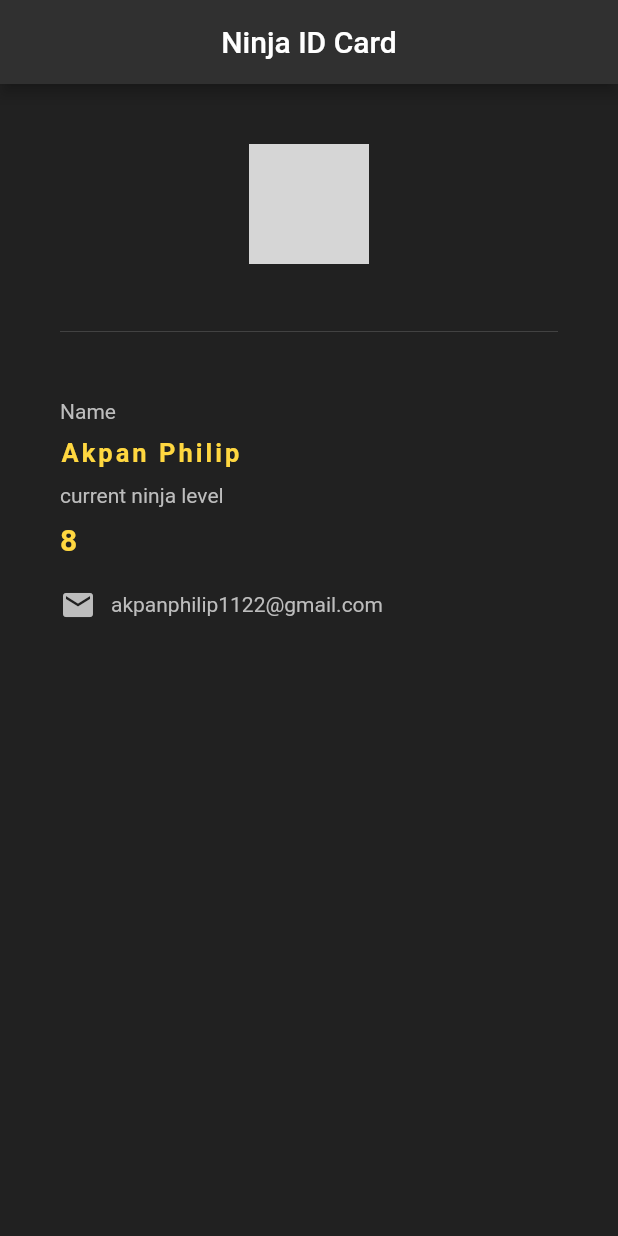
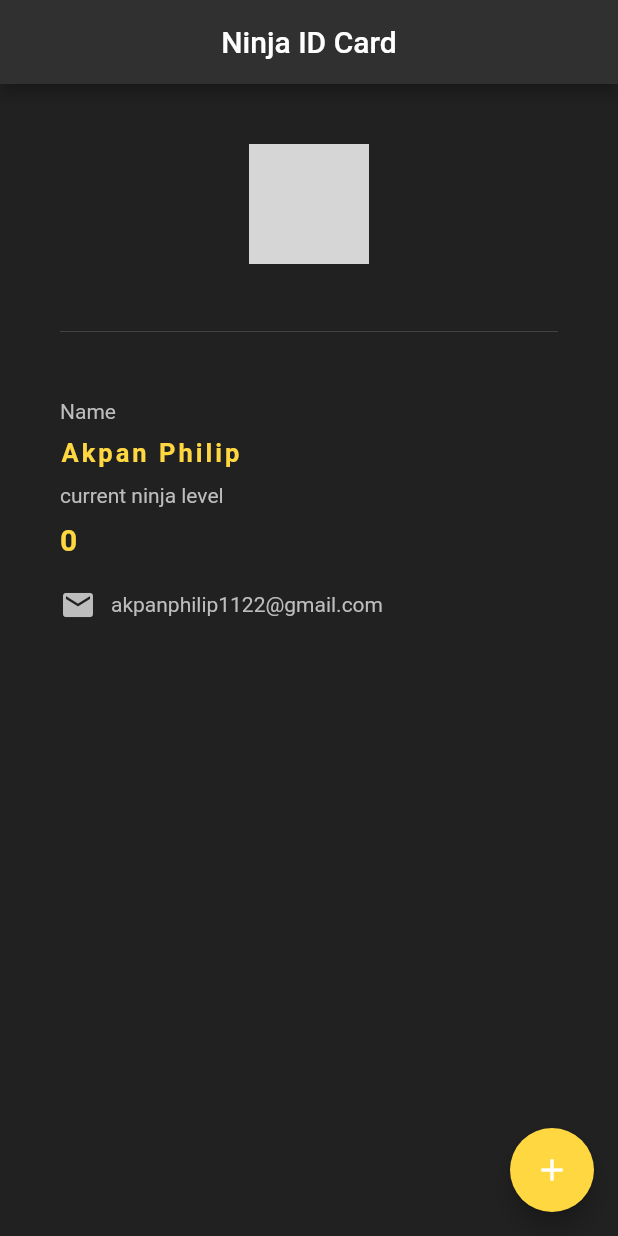
Before and after one commit to akpanphilip/ninja_app, a Flutter app: the screen it shows after launch, on a phone screen of 412 x 824 dp. Run offline on Flutter 3.47's test engine with Material 2 defaults, Android fonts, the phone set to English and light mode, and no system bars; grey boxes are pictures that could not be loaded.

Commit message:
added floatActionButton to increment ID

```diff
--- a/lib/main.dart
+++ b/lib/main.dart
@@ -6,8 +6,15 @@ void main() => runApp(MaterialApp(
       home: Home(),
     ));
 
-class Home extends StatelessWidget {
-  @override //used to say the build fuction would override instead of what was inherited from the stateless widgets
+class Home extends StatefulWidget {
+  @override
+  State<Home> createState() => _Test();
+}
+
+class _Test extends State<Home> {
+  int ninjaLevel = 0;
+
+  @override
   Widget build(BuildContext context) {
     return Scaffold(
       backgroundColor: Colors.grey[900],
@@ -15,6 +22,15 @@ class Home extends StatelessWidget {
         title: Text('Ninja ID Card'),
         centerTitle: true,
         backgroundColor: Colors.grey[850],
+      ),
+      floatingActionButton: FloatingActionButton(
+        onPressed: () {
+          setState(() {
+            ninjaLevel += 1;
+          });
+        },
+        child: Icon(Icons.add),
+        backgroundColor: Colors.amberAccent[200],
       ),
       body: Padding(
         padding: EdgeInsets.all(40.0),
@@ -50,7 +66,7 @@ class Home extends StatelessWidget {
               style: TextStyle(color: Colors.grey[400]),
             ),
             SizedBox(height: 10.0),
-            Text('8',
+            Text('$ninjaLevel',
                 style: TextStyle(
                     color: Colors.amberAccent[200],
                     fontSize: 20.0,
@@ -73,8 +89,8 @@ class Home extends StatelessWidget {
         ),
       ),
     );
+    ;
   }
 }
-
 // stateless widgets, the state of the widgets cannot change over time
 // stateful, can change over time.
```
